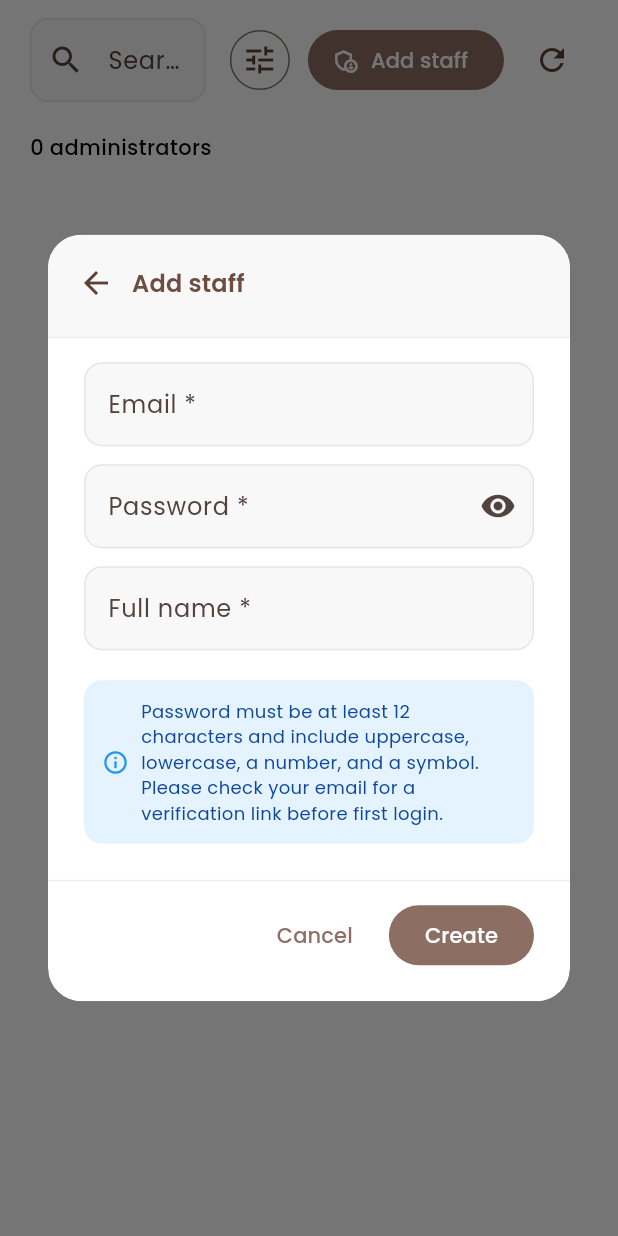
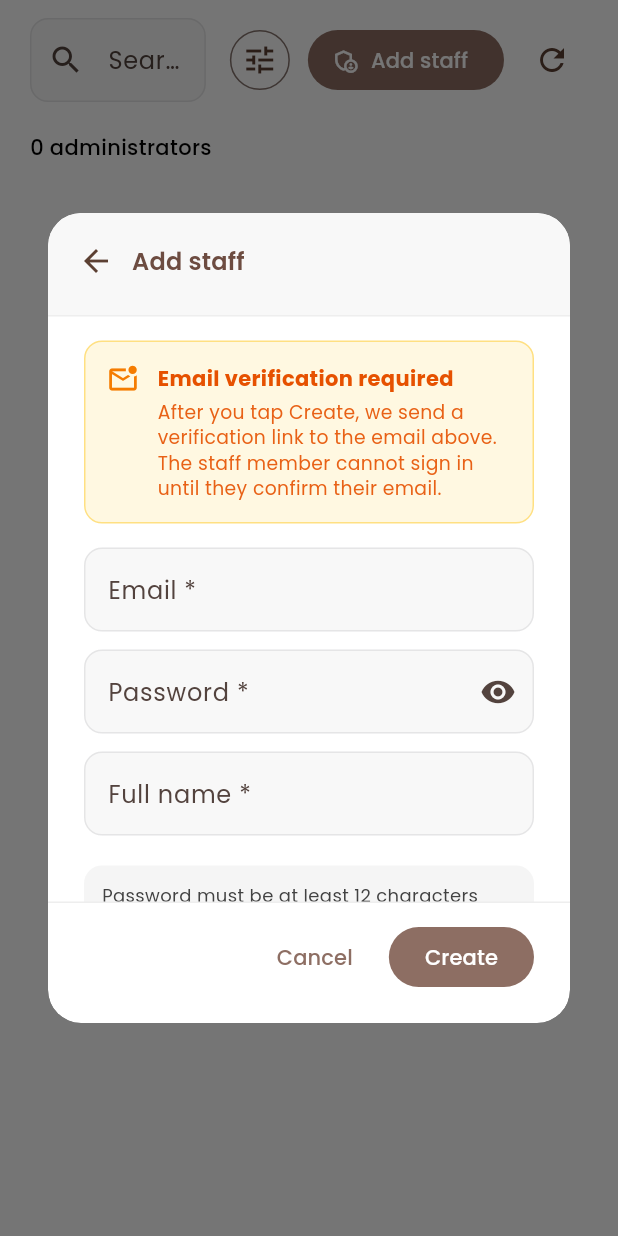
Before and after one commit to RusselJae/SmartSpace, a Flutter app: the AdminsAdminPage widget shown alone on an empty page, opened directly, after a tap on "Add staff", on a phone screen of 412 x 824 dp. Run offline on Flutter 3.47's test engine with Material 3 defaults, Android fonts, the phone set to English and light mode, and no system bars; our stand-ins replace app_links, file_picker, firebase_core, firebase_messaging, firebase_storage, flutter_dotenv and 8 more; missing offline and left inert: dart:html, excel, googleapis, model_viewer_plus; accounts and stored records are empty; network calls fail; project files that could hold a hidden picture were left out.

Commit message:
FIX admin

```diff
--- a/app/lib/screens/admin/auth/admin_login_page.dart
+++ b/app/lib/screens/admin/auth/admin_login_page.dart
@@ -342,7 +342,11 @@ class _AdminLoginPageState extends State<AdminLoginPage> {
       Navigator.of(context).pushReplacementNamed(adminPostLoginTargetPath());
     } catch (error) {
       if (!mounted) return;
-      Toast.error(context, 'Failed to sign in: $error');
+      final raw = error.toString();
+      final message = raw.startsWith('Exception: ')
+          ? raw.substring('Exception: '.length)
+          : raw;
+      Toast.error(context, message);
       setState(() => isLoading = false);
     }
   }
--- a/app/lib/screens/admin/pages/admins_admin_page.dart
+++ b/app/lib/screens/admin/pages/admins_admin_page.dart
@@ -286,7 +286,24 @@ class _AdminsAdminPageState extends State<AdminsAdminPage> {
         role: data.role,
       );
       if (!mounted) return;
-      Toast.success(context, 'Please check your email for a verification link.');
+      await showDialog<void>(
+        context: context,
+        builder: (ctx) => AlertDialog(
+          title: const Text('Staff invite sent'),
+          content: Text(
+            'An account was saved as pending for ${data.email}.\n\n'
+            'Please check your email for a verification link. '
+            'They cannot sign in to the admin panel until email is verified.',
+          ),
+          actions: [
+            FilledButton(
+              onPressed: () => Navigator.pop(ctx),
+              style: FilledButton.styleFrom(backgroundColor: const Color(0xFF8D6E63)),
+              child: const Text('OK'),
+            ),
+          ],
+        ),
+      );
       await _loadAdmins();
     } catch (e) {
       if (!mounted) return;
@@ -644,6 +661,20 @@ class _AdminsTableRow extends StatelessWidget {
                     child: Text(
                       'Disabled',
                       style: GoogleFonts.poppins(fontSize: 10, fontWeight: FontWeight.w600, color: Colors.red.shade800),
+                    ),
+                  ),
+                ] else if (!admin.emailVerified) ...[
+                  const SizedBox(width: 6),
+                  Container(
+                    padding: const EdgeInsets.symmetric(horizontal: 6, vertical: 2),
+                    decoration: BoxDecoration(
+                      color: Colors.orange.shade50,
+                      borderRadius: BorderRadius.circular(6),
+                      border: Border.all(color: Colors.orange.shade200),
+                    ),
+                    child: Text(
+                      'Pending email',
+                      style: GoogleFonts.poppins(fontSize: 10, fontWeight: FontWeight.w600, color: Colors.orange.shade900),
                     ),
                   ),
                 ],
@@ -1416,6 +1447,47 @@ class _AdminFormDialogState extends State<_AdminFormDialog> {
                   child: Column(
                     crossAxisAlignment: CrossAxisAlignment.stretch,
                     children: [
+                      Container(
+                        padding: const EdgeInsets.all(14),
+                        decoration: BoxDecoration(
+                          color: const Color(0xFFFFF8E1),
+                          borderRadius: BorderRadius.circular(12),
+                          border: Border.all(color: const Color(0xFFFFE082)),
+                        ),
+                        child: Row(
+                          crossAxisAlignment: CrossAxisAlignment.start,
+                          children: [
+                            const Icon(Icons.mark_email_unread_outlined, color: Color(0xFFF57C00), size: 22),
+                            const SizedBox(width: 12),
+                            Expanded(
+                              child: Column(
+                                crossAxisAlignment: CrossAxisAlignment.start,
+                                children: [
+                                  Text(
+                                    'Email verification required',
+                                    style: GoogleFonts.poppins(
+                                      fontSize: 14,
+                                      fontWeight: FontWeight.w700,
+                                      color: Colors.orange.shade900,
+                                    ),
+                                  ),
+                                  const SizedBox(height: 4),
+                                  Text(
+                                    'After you tap Create, we send a verification link to the email above. '
+                                    'The staff member cannot sign in until they confirm their email.',
+                                    style: GoogleFonts.poppins(
+                                      fontSize: 12.5,
+                                      height: 1.4,
+                                      color: Colors.orange.shade900.withValues(alpha: 0.9),
+                                    ),
+                                  ),
+                                ],
+                              ),
+                            ),
+                          ],
+                        ),
+                      ),
+                      const SizedBox(height: 16),
                       if (_inlineError != null) ...[
                         Material(
                           color: Colors.red.shade50,
@@ -1510,23 +1582,16 @@ class _AdminFormDialogState extends State<_AdminFormDialog> {
                       Container(
                         padding: const EdgeInsets.all(12),
                         decoration: BoxDecoration(
-                          color: Colors.blue.withAlpha(30),
+                          color: Colors.grey.shade100,
                           borderRadius: BorderRadius.circular(12),
                         ),
-                        child: Row(
-                          children: [
-                            const Icon(Icons.info_outline, size: 18, color: Colors.blue),
-                            const SizedBox(width: 8),
-                            Expanded(
-                              child: Text(
-                                '${PasswordPolicy.strongPasswordMessage} Please check your email for a verification link before first login.',
-                                style: GoogleFonts.poppins(
-                                  fontSize: 12,
-                                  color: Colors.blue[900],
-                                ),
-                              ),
-                            ),
-                          ],
+                        child: Text(
+                          PasswordPolicy.strongPasswordMessage,
+                          style: GoogleFonts.poppins(
+                            fontSize: 12,
+                            color: Colors.grey[800],
+                            height: 1.35,
+                          ),
                         ),
                       ),
                     ],
--- a/app/lib/services/admin_auth_service.dart
+++ b/app/lib/services/admin_auth_service.dart
@@ -156,7 +156,9 @@ class AdminAuthService {
     } catch (error) {
       if (error is Exception) {
         final s = error.toString();
-        if (s.contains('verify your email') || s.contains('verify your email before')) {
+        if (s.contains('verify your email') ||
+            s.contains('disabled') ||
+            s.contains('administrator account')) {
           rethrow;
         }
       }
```
Also changed, not shown: app/lib/screens/admin/pages/support_inbox_admin_page.dart (+7 -17 lines).
